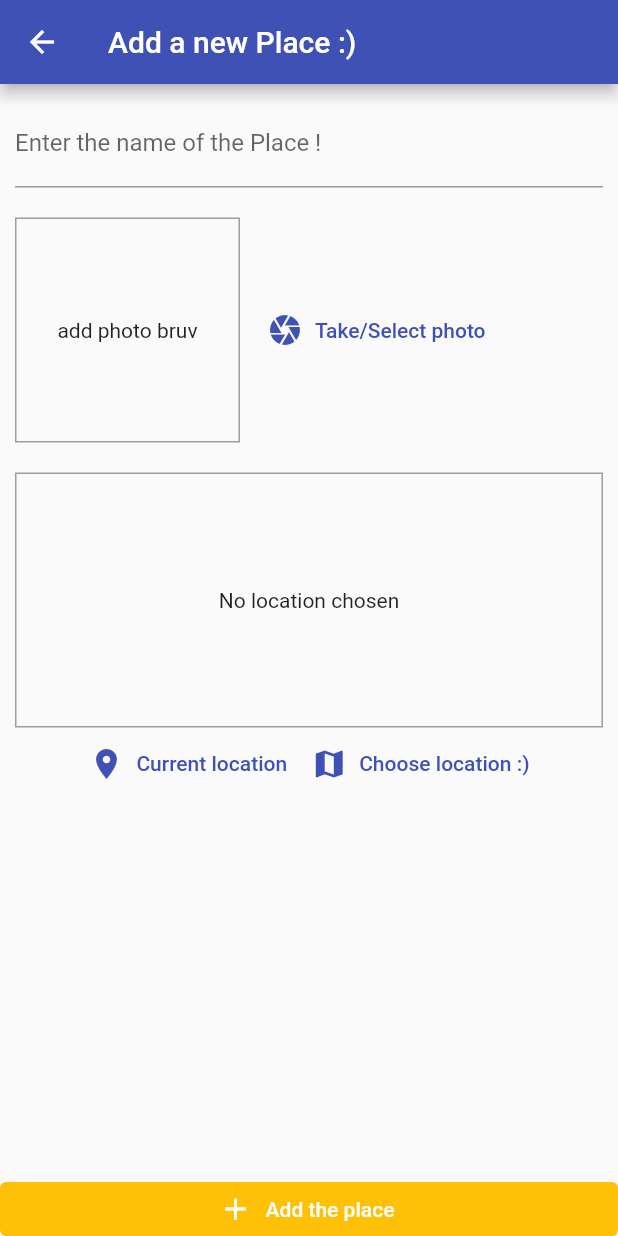
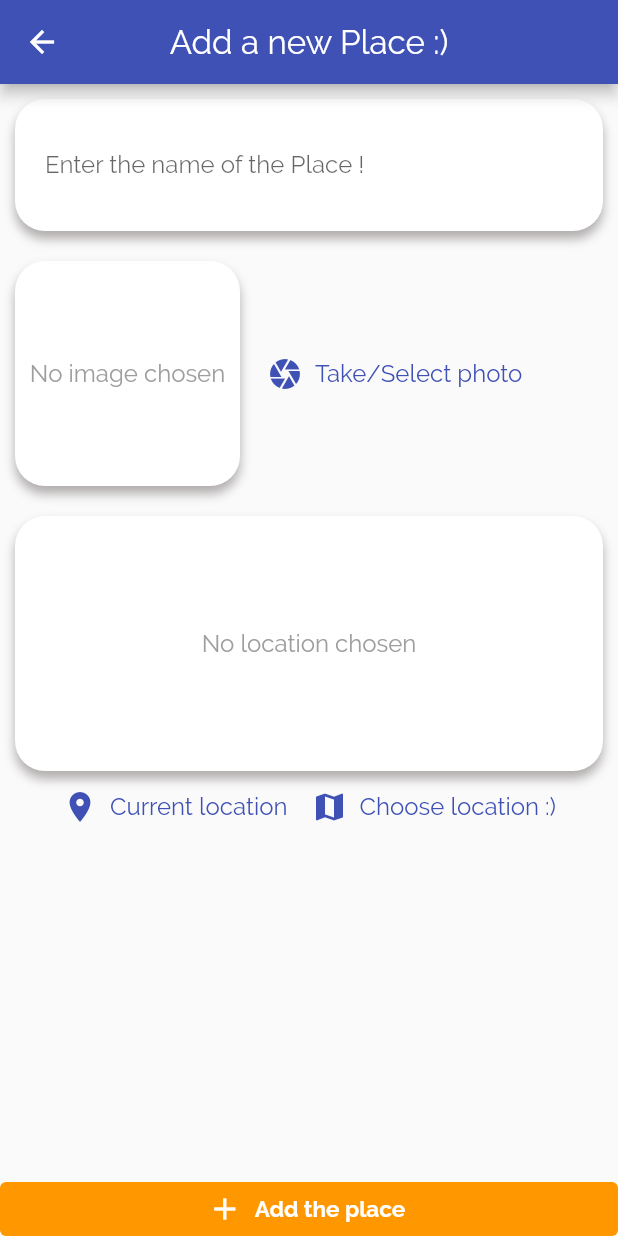
Before and after one commit to metalFrenzy/Places-App, a Flutter app: the screen it shows after launch, after a tap on the "add" icon, on a phone screen of 412 x 824 dp. Run offline on Flutter 3.47's test engine with Material 2 defaults, Android fonts, the phone set to English and light mode, and no system bars; our stand-ins replace google_maps_flutter, image_picker, location, sqflite; accounts and stored records are empty.

Commit message:
quality of the app changes

```diff
--- a/lib/main.dart
+++ b/lib/main.dart
@@ -19,9 +19,10 @@ class MyApp extends StatelessWidget {
       create: (context) => PlacesProv(),
       child: MaterialApp(
         title: 'Great Places ',
+        debugShowCheckedModeBanner: false,
         theme: ThemeData(
+          fontFamily: 'Raleway',
           primarySwatch: Colors.indigo,
-          accentColor: Colors.amber,
         ),
         home: PlacesListScreen(),
         routes: {
--- a/lib/screens/add_place_screen.dart
+++ b/lib/screens/add_place_screen.dart
@@ -50,7 +50,7 @@ class _AddPlaceState extends State<AddPlace> {
     }
     _form.currentState!.save();
     Provider.of<PlacesProv>(context, listen: false)
-        .addPlace(_place.title!, _pickedImage!,_pickedLocation!);
+        .addPlace(_place.title!, _pickedImage!, _pickedLocation!);
     Navigator.of(context).pop();
   }
 
@@ -58,7 +58,11 @@ class _AddPlaceState extends State<AddPlace> {
   Widget build(BuildContext context) {
     return Scaffold(
       appBar: AppBar(
-        title: Text('Add a new Place :)'),
+        centerTitle: true,
+        title: const Text(
+          'Add a new Place :)',
+          style: TextStyle(fontSize: 22),
+        ),
       ),
       body: Column(
         crossAxisAlignment: CrossAxisAlignment.stretch,
@@ -66,14 +70,37 @@ class _AddPlaceState extends State<AddPlace> {
           Expanded(
             child: SingleChildScrollView(
               child: Padding(
-                padding: EdgeInsets.all(10),
+                padding: const EdgeInsets.all(10),
                 child: Form(
                   key: _form,
                   child: Column(
                     children: [
-                      TextFormField(
+                      Container(
+                        padding: const EdgeInsets.all(20),
+                        decoration: BoxDecoration(
+                            color: Colors.white,
+                            borderRadius: BorderRadius.circular(20),
+                            boxShadow:const  [
+                              BoxShadow(
+                                color: Color.fromARGB(255, 177, 173, 173),
+                                blurRadius: 5.0,
+                                offset: Offset(0, 5),
+                              ),
+                              BoxShadow(
+                                color: Colors.transparent,
+                                blurRadius: 5.0,
+                                offset: Offset(-5, 0),
+                              ),
+                              BoxShadow(
+                                color: Colors.transparent,
+                                blurRadius: 5.0,
+                                offset: Offset(5, 0),
+                              ),
+                            ]),
+                        child: TextFormField(
                           decoration: InputDecoration(
-                          labelText: 'Enter the name of the Place !',
+                            border: InputBorder.none,
+                            hintText: 'Enter the name of the Place !',
                           ),
                           validator: (value) {
                             if (value!.isEmpty) {
@@ -90,11 +117,12 @@ class _AddPlaceState extends State<AddPlace> {
                             );
                           },
                         ),
-                      SizedBox(
+                      ),
+                      const SizedBox(
                         height: 20,
                       ),
                       ImageInput(_selectImage),
-                      SizedBox(
+                     const  SizedBox(
                         height: 20,
                       ),
                       LocationInput(_selectPlace),
@@ -108,11 +136,17 @@ class _AddPlaceState extends State<AddPlace> {
             style: ElevatedButton.styleFrom(
               elevation: 0.0,
               tapTargetSize: MaterialTapTargetSize.shrinkWrap,
-              backgroundColor: Theme.of(context).accentColor,
+              backgroundColor: Colors.orange,
             ),
             onPressed: _saveForm,
             icon: Icon(Icons.add),
-            label: Text('Add the place'),
+            label: const Text(
+              'Add the place',
+              style: TextStyle(
+                fontWeight: FontWeight.bold,
+                fontSize: 15,
+              ),
+            ),
           ),
         ],
       ),
--- a/lib/screens/map_screen.dart
+++ b/lib/screens/map_screen.dart
@@ -28,7 +28,7 @@ class _MapScreenState extends State<MapScreen> {
   Widget build(BuildContext context) {
     return Scaffold(
       appBar: AppBar(
-        title: Text('Google Map'),
+        title: const Text('Google Map'),
         actions: [
           if (widget.isSelecting)
             IconButton(
--- a/lib/screens/places_details_screen.dart
+++ b/lib/screens/places_details_screen.dart
@@ -25,7 +25,7 @@ class PlaceDetailsScreen extends StatelessWidget {
               width: double.infinity,
             ),
           ),
-          SizedBox(
+          const SizedBox(
             height: 10,
           ),
           Text(
@@ -36,7 +36,7 @@ class PlaceDetailsScreen extends StatelessWidget {
               color: Colors.blueGrey,
             ),
           ),
-          SizedBox(
+          const SizedBox(
             height: 10,
           ),
           TextButton(
@@ -50,7 +50,7 @@ class PlaceDetailsScreen extends StatelessWidget {
                 ),
               );
             },
-            child: Text('Open in maps'),
+            child: const Text('Open in maps'),
           )
         ],
       ),
--- a/lib/screens/places_list_screen.dart
+++ b/lib/screens/places_list_screen.dart
@@ -4,19 +4,25 @@ import 'package:provider/provider.dart';
 import '../screens/add_place_screen.dart';
 import '../providers/places_provider.dart';
 import '../widget/place_list.dart';
+import '../widget/no_places.dart';
 
 class PlacesListScreen extends StatelessWidget {
   @override
   Widget build(BuildContext context) {
     return Scaffold(
       appBar: AppBar(
-        title: Text('Your Plaaces :)'),
+        centerTitle: true,
+        title: const Text(
+          'YOUR PLACES :)',
+          style: TextStyle(fontSize: 22),
+        ),
         actions: [
           IconButton(
             onPressed: () {
               Navigator.of(context).pushNamed(AddPlace.routeName);
             },
-            icon: Icon(Icons.add),
+            icon:const Icon(Icons.add),
+            iconSize: 30,
           ),
         ],
       ),
@@ -30,18 +36,17 @@ class PlacesListScreen extends StatelessWidget {
                   )
                 : Consumer<PlacesProv>(
                     child: Center(
-                      child: Text('Got no places yet bruv'),
+                      child: NoPlaces(),
                     ),
                     builder: ((context, value, child) => value.items.length <= 0
                         ? child!
                         : ListView.builder(
                             itemCount: value.items.length,
                             itemBuilder: ((context, index) => PlaceList(
-                                  value.items[index].title!,
-                                  value.items[index].image!,
-                                  value.items[index].id!,
-                                  value.items[index].location!.address!
-                                )),
+                                value.items[index].title!,
+                                value.items[index].image!,
+                                value.items[index].id!,
+                                value.items[index].location!.address!)),
                           )),
                   ),
       ),
--- a/lib/widget/image_input.dart
+++ b/lib/widget/image_input.dart
@@ -47,7 +47,27 @@ class _ImageInputState extends State<ImageInput> {
           width: 150,
           height: 150,
           decoration: BoxDecoration(
-            border: Border.all(width: 1, color: Colors.grey),
+            color: Colors.white,
+            borderRadius: BorderRadius.circular(
+              20,
+            ),
+            boxShadow: const [
+              BoxShadow(
+                color: Color.fromARGB(255, 177, 173, 173),
+                blurRadius: 5.0,
+                offset: Offset(0, 5),
+              ),
+              BoxShadow(
+                color: Colors.transparent,
+                blurRadius: 5.0,
+                offset: Offset(-5, 0),
+              ),
+              BoxShadow(
+                color: Colors.transparent,
+                blurRadius: 5.0,
+                offset: Offset(5, 0),
+              ),
+            ],
           ),
           child: _storedImage != null
               ? Image.file(
@@ -55,18 +75,27 @@ class _ImageInputState extends State<ImageInput> {
                   fit: BoxFit.cover,
                   width: double.infinity,
                 )
-              : Text('add photo bruv'),
+              : const Text(
+                  'No image chosen',
+                  style: TextStyle(
+                    color: Colors.grey,
+                    fontSize: 16,
+                  ),
+                ),
           alignment: Alignment.center,
         ),
-        SizedBox(
+        const SizedBox(
           width: 10,
         ),
         TextButton.icon(
           onPressed: () {
             _takeImage();
           },
-          icon: Icon(Icons.camera),
-          label: Text('Take/Select photo'),
+          icon: const Icon(Icons.camera),
+          label: const Text(
+            'Take/Select photo',
+            style: TextStyle(fontSize: 16),
+          ),
         ),
       ],
     );
--- a/lib/widget/location_input.dart
+++ b/lib/widget/location_input.dart
@@ -55,15 +55,37 @@ class _LocationInputState extends State<LocationInput> {
       children: [
         Container(
           decoration: BoxDecoration(
-            border: Border.all(width: 1, color: Colors.grey),
+            borderRadius: BorderRadius.circular(20),
+            color: Colors.white,
+            boxShadow: const [
+              BoxShadow(
+                color: Color.fromARGB(255, 177, 173, 173),
+                blurRadius: 5.0,
+                offset: Offset(0, 5),
+              ),
+              BoxShadow(
+                color: Colors.transparent,
+                blurRadius: 5.0,
+                offset: Offset(-5, 0),
+              ),
+              BoxShadow(
+                color: Colors.transparent,
+                blurRadius: 5.0,
+                offset: Offset(5, 0),
+              ),
+            ],
           ),
           alignment: Alignment.center,
           height: 170,
           width: double.infinity,
           child: _previewImage == null
-              ? Text(
+              ? const Text(
                   'No location chosen',
                   textAlign: TextAlign.center,
+                  style: TextStyle(
+                    color: Colors.grey,
+                    fontSize: 16,
+                  ),
                 )
               : Image.network(
                   _previewImage!,
@@ -76,13 +98,23 @@ class _LocationInputState extends State<LocationInput> {
           children: [
             TextButton.icon(
               onPressed: _getLocation,
-              icon: Icon(Icons.location_on),
-              label: Text('Current location'),
+              icon: const Icon(Icons.location_on),
+              label: const Text(
+                'Current location',
+                style: TextStyle(
+                  fontSize: 16,
+                ),
+              ),
             ),
             TextButton.icon(
               onPressed: _selectLocation,
-              icon: Icon(Icons.map),
-              label: Text('Choose location :)'),
+              icon: const Icon(Icons.map),
+              label: const Text(
+                'Choose location :)',
+                style: TextStyle(
+                  fontSize: 16,
+                ),
+              ),
             ),
           ],
         )
--- /dev/null
+++ b/lib/widget/no_places.dart
@@ -0,0 +1,33 @@
+import 'package:flutter/material.dart';
+
+class NoPlaces extends StatelessWidget {
+  const NoPlaces({super.key});
+
+  @override
+  Widget build(BuildContext context) {
+    return Column(
+      mainAxisAlignment: MainAxisAlignment.center,
+      children: [
+        Container(
+          height: 300,
+          margin: const EdgeInsets.all(10),
+          decoration: BoxDecoration(
+            image: DecorationImage(
+              image: AssetImage('assets/images/loc.png'),
+            ),
+          ),
+        ),
+        const SizedBox(
+          height: 6,
+        ),
+        const Text(
+          'No Places yet, start adding great places!',
+          style: TextStyle(
+            fontSize: 18,
+            fontWeight: FontWeight.bold,
+          ),
+        ),
+      ],
+    );
+  }
+}
--- a/lib/widget/place_list.dart
+++ b/lib/widget/place_list.dart
@@ -20,7 +20,7 @@ class PlaceList extends StatelessWidget {
       key: UniqueKey(),
       background: Container(
         color: Theme.of(context).errorColor,
-        child: Icon(
+        child: const Icon(
           Icons.delete,
           color: Colors.white,
           size: 30,
```
Also changed, not shown: pubspec.yaml (+8 -8 lines), assets/fonts/Raleway-Bold.ttf (added), assets/fonts/Raleway-Regular.ttf (added), assets/images/loc.png (added). Lines whose indentation alone changed are shown as unchanged.
